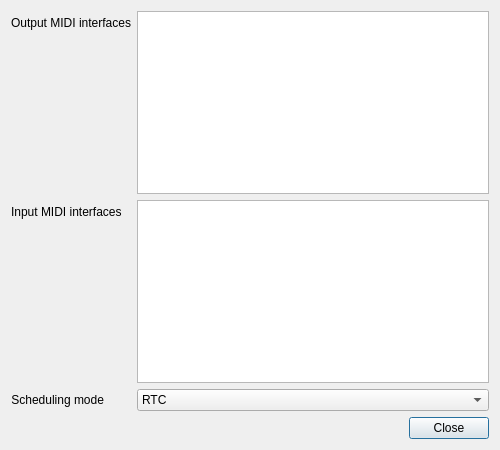
First picture: the form in src/preferencesdialog.ui, repository gitGNU/gnu_tutka, before the edit.
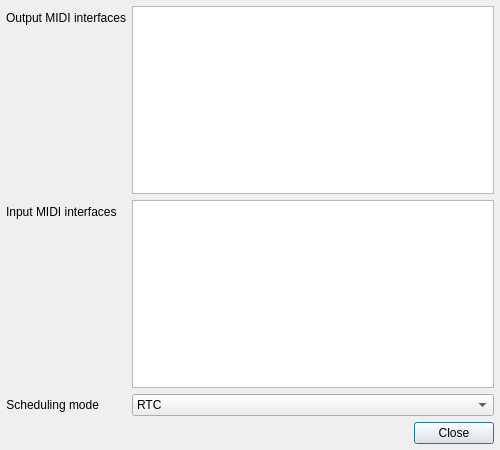
Second picture: the form after the edit.

Commit message: Fixes: margins didn't really rock

Diff of the .ui file:
```diff
--- a/src/preferencesdialog.ui
+++ b/src/preferencesdialog.ui
@@ -14,6 +14,12 @@
    <string>Preferences</string>
   </property>
   <layout class="QVBoxLayout" name="verticalLayout_3">
+   <property name="spacing">
+    <number>6</number>
+   </property>
+   <property name="margin">
+    <number>6</number>
+   </property>
    <item>
     <layout class="QFormLayout" name="formLayout">
      <property name="fieldGrowthPolicy">
```
The commit also changes 12 other files.
